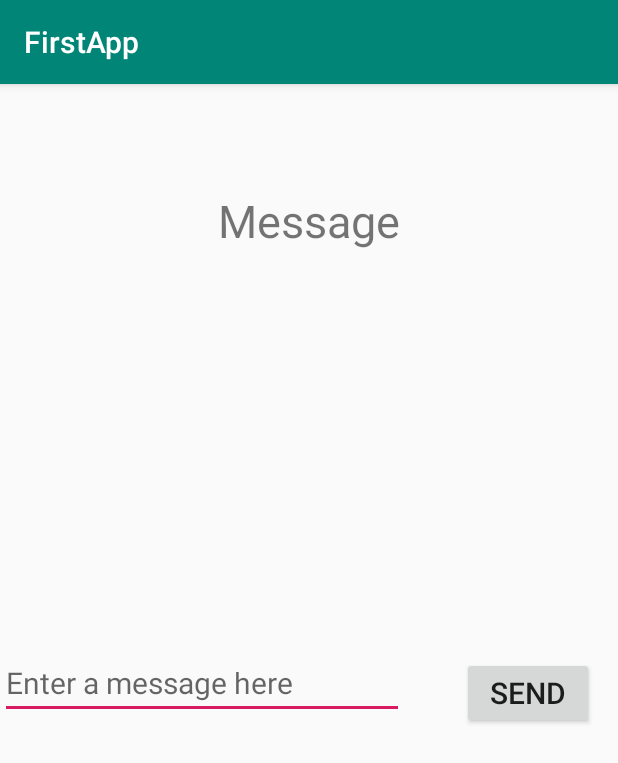
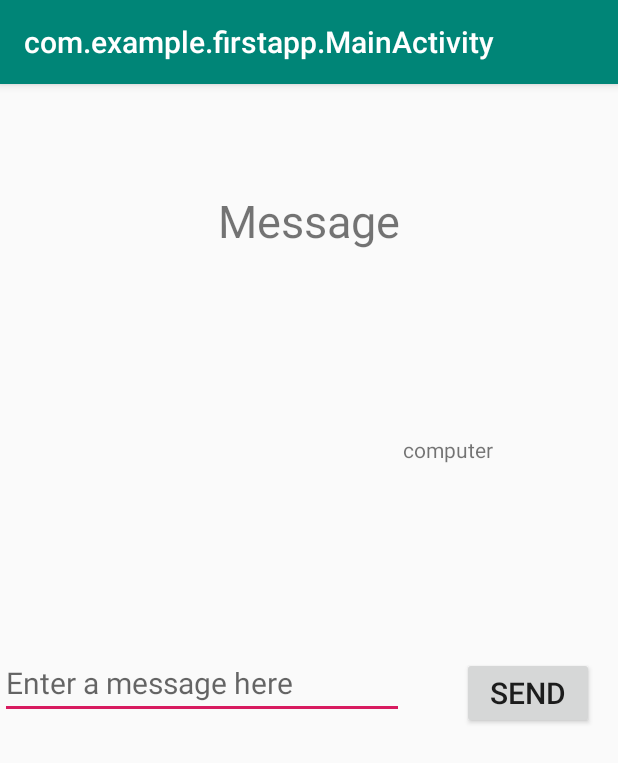
Before and after one commit to AyebareCathy/welcome, an Android app: the screen it shows after launch (MainActivity), on a phone screen of 412 x 824 dp. Shown: the top 763 px of the screen. Run offline under Robolectric (Android 15) with nearby library versions, the phone set to English and light mode, and no system bars; 2 statements that could not run were skipped.

```diff
--- a/app/src/main/AndroidManifest.xml
+++ b/app/src/main/AndroidManifest.xml
@@ -5,11 +5,12 @@
     <application
         android:allowBackup="true"
         android:icon="@mipmap/ic_launcher"
-        android:label="@string/app_name"
         android:roundIcon="@mipmap/ic_launcher_round"
         android:supportsRtl="true"
         android:theme="@style/AppTheme">
-        <activity android:name=".DisplayMessageActivity"></activity>
+        <activity android:name=".ayebare"></activity>
+        <activity android:name=".cathy" />
+        <activity android:name=".DisplayMessageActivity" />
         <activity android:name=".MainActivity">
             <intent-filter>
                 <action android:name="android.intent.action.MAIN" />
--- a/app/src/main/java/com/example/firstapp/MainActivity.java
+++ b/app/src/main/java/com/example/firstapp/MainActivity.java
@@ -3,17 +3,44 @@ package com.example.firstapp;
 import androidx.appcompat.app.AppCompatActivity;
 
 import android.content.Intent;
+import android.media.MediaPlayer;
 import android.os.Bundle;
+import android.view.Menu;
 import android.view.View;
+import android.widget.Button;
 import android.widget.EditText;
 import android.widget.Toast;
 
 public class MainActivity extends AppCompatActivity {
+    MediaPlayer mPlayer;
+   Button buttonplay;
+    Button buttonpause;
+
 
     @Override
     protected void onCreate(Bundle savedInstanceState) {
         super.onCreate(savedInstanceState);
         setContentView(R.layout.activity_main);
+        buttonplay =(Button) findViewById(R.id.button);
+        buttonplay.setOnClickListener(new View.OnClickListener() {
+
+
+            @Override
+            public void onClick(View v) {
+
+                mPlayer = MediaPlayer.create(getApplicationContext(),R.raw.omusheshe);
+
+
+            }
+        });
+        buttonpause =(Button) findViewById(R.id.button2);
+        buttonpause.setOnClickListener(new View.OnClickListener() {
+            @Override
+            public void onClick(View v) {
+
+            }
+        });
+
     }
     public void sendMessage (View view) {
         EditText message = (EditText)findViewById(R.id.message);
@@ -22,6 +49,13 @@ public class MainActivity extends AppCompatActivity {
         intent.putExtra("MESSAGE", message.getText().toString());
         message.setText("");
         startActivity(intent);
+
     }
 
+
+    @Override
+    public boolean onCreateOptionsMenu(Menu menu) {
+
+        return super.onCreateOptionsMenu(menu);
+    }
 }
--- a/app/src/main/res/layout/activity_main.xml
+++ b/app/src/main/res/layout/activity_main.xml
@@ -49,4 +49,16 @@
         app:layout_constraintTop_toTopOf="parent"
         app:layout_constraintVertical_bias="0.526" />
 
+    <TextView
+        android:id="@+id/textView"
+        android:layout_width="wrap_content"
+        android:layout_height="wrap_content"
+        android:text="@string/computer"
+        app:layout_constraintBottom_toBottomOf="parent"
+        app:layout_constraintEnd_toEndOf="parent"
+        app:layout_constraintHorizontal_bias="0.764"
+        app:layout_constraintStart_toStartOf="parent"
+        app:layout_constraintTop_toTopOf="parent"
+        app:layout_constraintVertical_bias="0.313" />
+
 </androidx.constraintlayout.widget.ConstraintLayout>
--- a/app/src/main/res/values/strings.xml
+++ b/app/src/main/res/values/strings.xml
@@ -1,3 +1,3 @@
 <resources>
-    <string name="app_name">FirstApp</string>
+    <string name="computer">computer</string>
 </resources>
```
Also changed, not shown: app/src/main/java/com/example/firstapp/ayebare.java (added, +30 -0 lines), app/src/main/java/com/example/firstapp/cathy.java (added, +14 -0 lines), app/src/main/res/layout/activity_ayebare.xml (added, +33 -0 lines), app/src/main/res/layout/activity_cathy.xml (added, +9 -0 lines), app/src/main/res/menu/ayeba.xml (added, +8 -0 lines), 2 other files.
